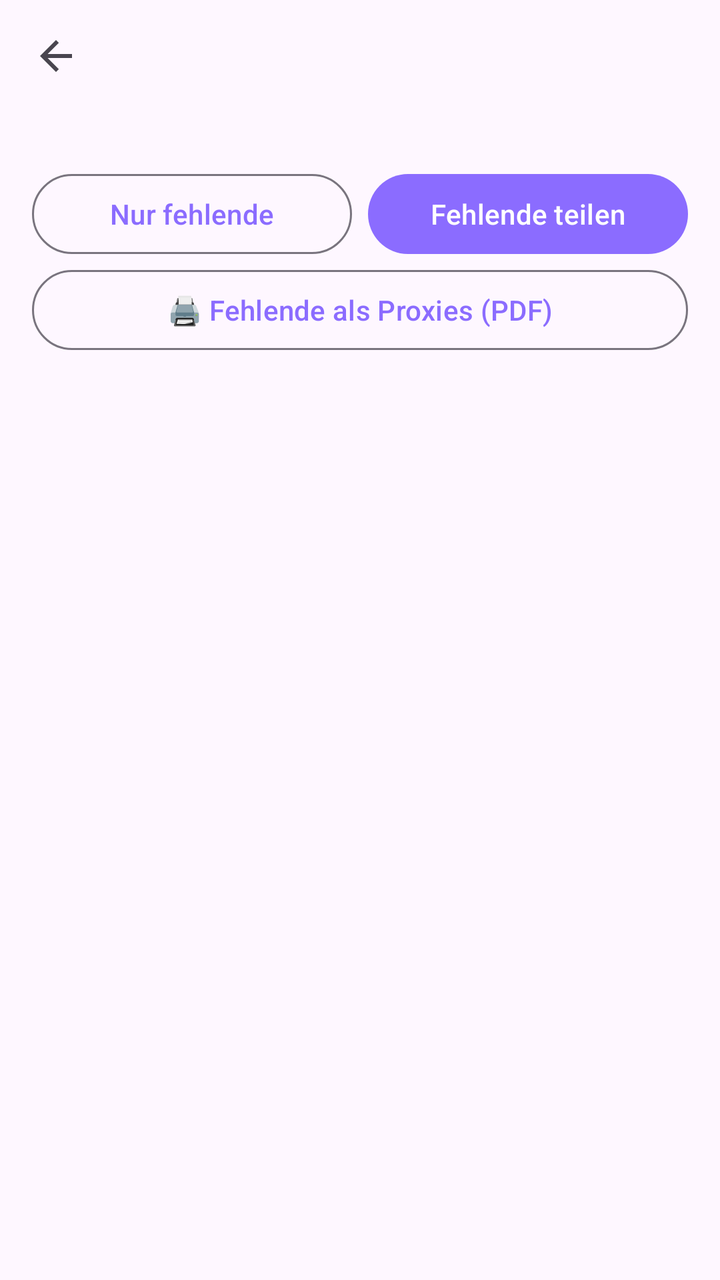
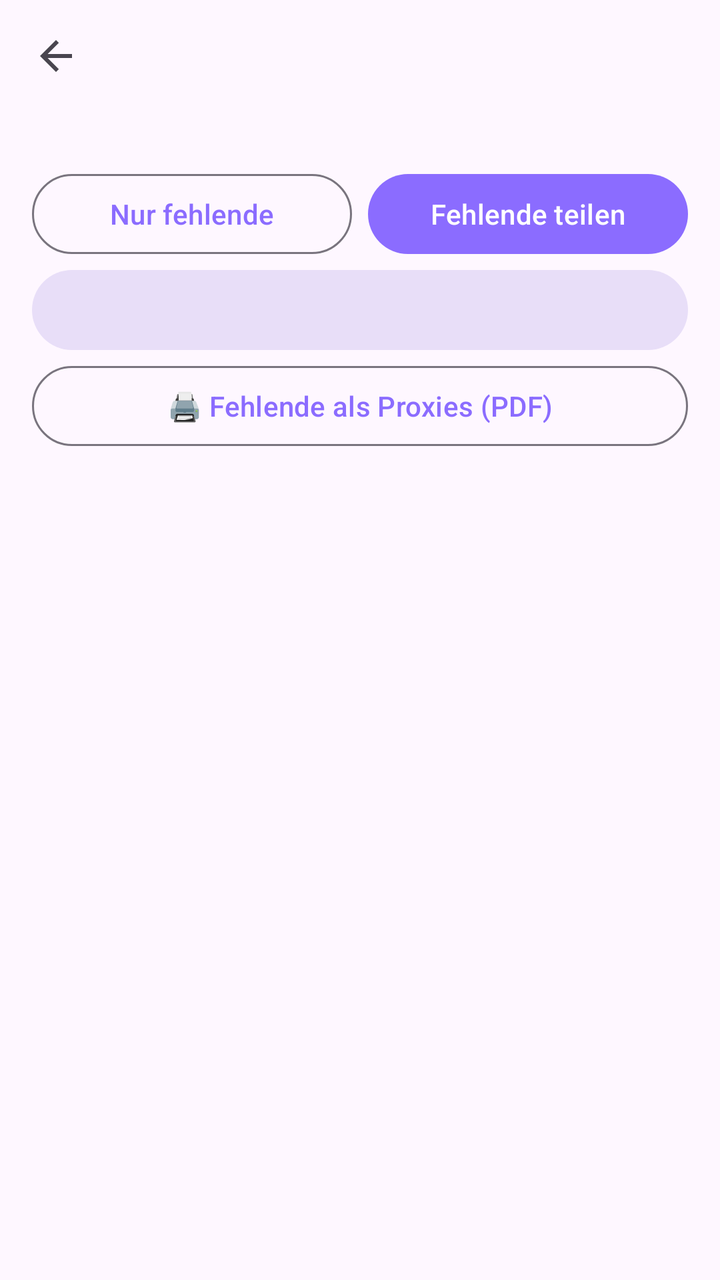

The first picture is an Android layout as it rendered before a commit; the second is the same layout after the commit. The layout source and the unified diff follow.
<!-- AndroidManifest.xml: application theme Theme.MTGCards -->
<!-- res/layout/activity_deck.xml -->
<?xml version="1.0" encoding="utf-8"?>
<LinearLayout xmlns:android="http://schemas.android.com/apk/res/android"
    android:layout_width="match_parent"
    android:layout_height="match_parent"
    android:orientation="vertical">

    <LinearLayout
        android:layout_width="match_parent"
        android:layout_height="56dp"
        android:gravity="center_vertical"
        android:orientation="horizontal"
        android:paddingHorizontal="4dp">

        <ImageButton
            android:id="@+id/deckBack"
            android:layout_width="48dp"
            android:layout_height="48dp"
            android:background="?attr/selectableItemBackgroundBorderless"
            android:contentDescription="Zurück"
            android:src="@drawable/ic_back" />

        <TextView
            android:id="@+id/deckTitle"
            android:layout_width="0dp"
            android:layout_height="wrap_content"
            android:layout_weight="1"
            android:ellipsize="end"
            android:maxLines="1"
            android:textSize="20sp"
            android:textStyle="bold" />
    </LinearLayout>

    <ScrollView
        android:layout_width="match_parent"
        android:layout_height="match_parent">

        <LinearLayout
            android:layout_width="match_parent"
            android:layout_height="wrap_content"
            android:orientation="vertical"
            android:paddingHorizontal="16dp"
            android:paddingBottom="24dp">

            <TextView
                android:id="@+id/deckSummary"
                android:layout_width="match_parent"
                android:layout_height="wrap_content" />

            <LinearLayout
                android:layout_width="match_parent"
                android:layout_height="wrap_content"
                android:layout_marginTop="8dp"
                android:orientation="horizontal">

                <Button
                    android:id="@+id/deckFilter"
                    style="@style/Widget.Material3.Button.OutlinedButton"
                    android:layout_width="0dp"
                    android:layout_height="wrap_content"
                    android:layout_weight="1"
                    android:text="Nur fehlende" />

                <Button
                    android:id="@+id/deckShare"
                    android:layout_width="0dp"
                    android:layout_height="wrap_content"
                    android:layout_marginStart="8dp"
                    android:layout_weight="1"
                    android:text="Fehlende teilen" />
            </LinearLayout>

            <Button
                android:id="@+id/deckProxies"
                style="@style/Widget.Material3.Button.OutlinedButton"
                android:layout_width="match_parent"
                android:layout_height="wrap_content"
                android:text="🖨 Fehlende als Proxies (PDF)" />

            <LinearLayout
                android:id="@+id/deckCards"
                android:layout_width="match_parent"
                android:layout_height="wrap_content"
                android:orientation="vertical" />
        </LinearLayout>
    </ScrollView>
</LinearLayout>
<!-- resources referenced by this layout -->
<resources>
  <!-- drawable ic_back (drawable) -->
  <vector xmlns:android="http://schemas.android.com/apk/res/android"
      android:width="24dp" android:height="24dp" android:viewportWidth="24" android:viewportHeight="24"
      android:tint="?attr/colorControlNormal">
      <path android:fillColor="@android:color/white" android:pathData="M20,11H7.83l5.59,-5.59L12,4l-8,8 8,8 1.41,-1.41L7.83,13H20v-2z" />
  </vector>
  <style name="Theme.MTGCards" parent="Theme.Material3.DayNight.NoActionBar">
          <item name="colorPrimary">@color/accent</item>
          <item name="colorSecondary">@color/gold</item>
          <item name="colorPrimaryContainer">@color/accent</item>
          <item name="colorOnPrimaryContainer">#FFFFFF</item>
      </style>
  <color name="accent">#8B6CFF</color>
  <color name="gold">#E2A03F</color>
</resources>

<!-- the commit's change to res/layout/activity_deck.xml (unified diff, before → after) -->
@@ -70,6 +70,12 @@
             </LinearLayout>
 
             <Button
+                android:id="@+id/deckStatus"
+                style="@style/Widget.Material3.Button.TonalButton"
+                android:layout_width="match_parent"
+                android:layout_height="wrap_content" />
+
+            <Button
                 android:id="@+id/deckProxies"
                 style="@style/Widget.Material3.Button.OutlinedButton"
                 android:layout_width="match_parent"
